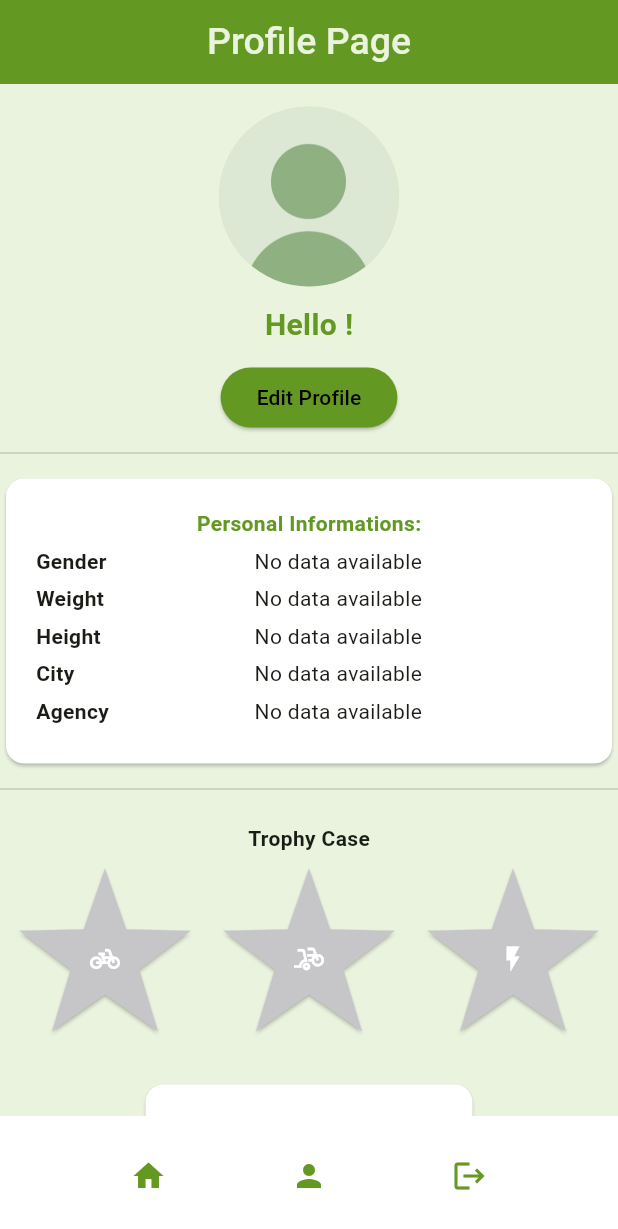
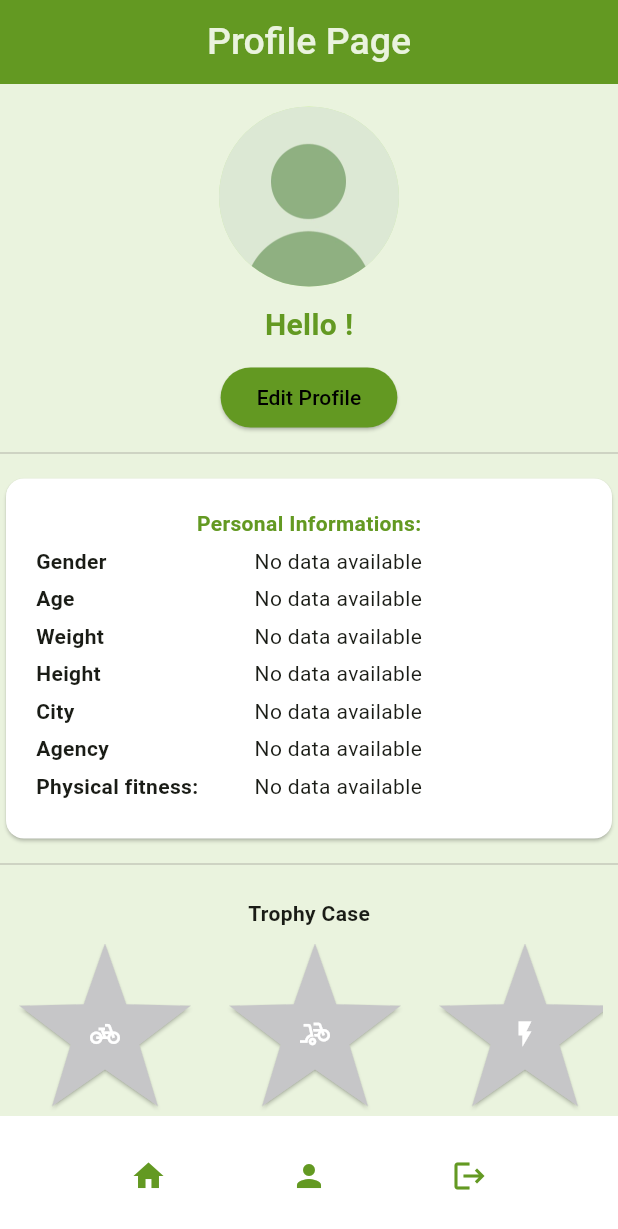
Before and after one commit to StellaRinaldii/RiderApp, a Flutter app: the Profilepage screen opened directly, on a phone screen of 412 x 824 dp. Shown: the top 1229 px of the screen. Run offline on Flutter 3.47's test engine with Material 3 defaults, Android fonts, the light colour scheme and no system bars; our stand-ins replace fl_chart, image_picker, jwt_decoder, shared_preferences; accounts and stored records are empty.

Commit message:
profile + onboarding + battery object

```diff
--- a/lib/screens/aftershift.dart
+++ b/lib/screens/aftershift.dart
@@ -45,7 +45,7 @@ class _AftershiftpageState extends State<Aftershiftpage> {
       ..removeCurrentSnackBar()
       ..showSnackBar(SnackBar(
         content: Text('Chosen fatigue level: $level'),
-        backgroundColor: const Color.fromARGB(255, 227, 227, 227),
+        backgroundColor: const Color.fromARGB(255, 171, 199, 138),
         duration: const Duration(seconds: 4),
       ));
   }
--- a/lib/screens/profilepage.dart
+++ b/lib/screens/profilepage.dart
@@ -58,7 +58,8 @@ class _ProfilePageState extends State<Profilepage> {
         foregroundColor: kGreenLight,
       ) ,
 
-      body: Column(
+      body: SingleChildScrollView(
+        child: Column(
             spacing: 5,
             children:
             <Widget>[
@@ -99,7 +100,7 @@ class _ProfilePageState extends State<Profilepage> {
                                             SizedBox(height: 5,),
                                             _getInfoText(context, 'surname', surname, 'Insert your Surname'),
                                             SizedBox(height: 5,),
-                                            _getInfoText(context, 'gender', gender, 'Insert your Gender (M/F)'),
+                                            _getInfoText(context, 'gender', gender, 'Insert your Sex (Male/Female/Other)'),
                                             SizedBox(height: 5,),
                                             _getInfoText(context, 'weight', weight, 'Insert your Weight (Kg)'),
                                             SizedBox(height: 5,),
@@ -162,24 +163,30 @@ class _ProfilePageState extends State<Profilepage> {
                 child: Column( children: [
                   Text("Trophy Case", style: TextStyle(fontWeight: FontWeight.bold,),),
                   const SizedBox(height: 10,),
-                  Row( children: [
+                  SingleChildScrollView(
+                    scrollDirection: Axis.horizontal,
+                    child: Row( children: [
                       // PREMIO #1
                          _showTrophy(context,"Trophy achieved! You rode for 10 km!", Icons.pedal_bike, 10),
-                        const Spacer(),
+                          const SizedBox(width: 20,),
                       // PREMIO #2
                          _showTrophy(context, "Trophy achieved! You rode for 100 km!", Icons.bike_scooter, 100),
-                        const Spacer(),
+                         const SizedBox(width: 20,),
                       // PREMIO #3
-                       _showTrophy(context, "Trophy achieved! You rode for 1000 km!", Icons.flash_on, 1000)
-                  ],)
+                         _showTrophy(context, "Trophy achieved! You rode for 500 km!", Icons.flash_on, 500),
+                         const SizedBox(width: 20,),
+                         // PREMIO #3
+                         _showTrophy(context, "Trophy achieved! You rode for 1000 km!", Icons.emoji_events, 1000),
+                    ],),
+                  )
                 ],
                 ),
               ),
-
-              const Spacer(),
               // widget che mostra la distanza totale percorsa e i guadagni totali
               _showDistance(context)
-          ],),
+          ],
+        ),
+      ),
 
    bottomNavigationBar: BottomAppBar(
       color: Colors.white,
@@ -250,6 +257,30 @@ class _ProfilePageState extends State<Profilepage> {
     ],);
   }
 
+  // same thing but in this case to get an int
+  Widget _informationRowint(BuildContext context, String titolo, String nomeSP, String munit){
+    return Row(children: [
+      Expanded(
+        flex: 4,
+        child: Text(titolo, style: TextStyle(fontWeight: FontWeight.bold)),
+      ),
+      Expanded(
+        flex: 6,
+        child:FutureBuilder(
+                      future: getSPint(nomeSP),
+                      builder: (context, snapshot){
+                          final data = snapshot.data ?? -1;
+                            if (data == Null || data < 0){
+                              return Text("No data available");
+                            } else {
+                              return Text("$data $munit");
+                            }
+                          }
+                    ),
+      ),
+    ],);
+  }
+
   // shows personal informations saved by the subject
   Widget _personalInfo(BuildContext context) {
     return Card(
@@ -266,6 +297,8 @@ class _ProfilePageState extends State<Profilepage> {
                       SizedBox(height: 5),
                       _informationRow(context, "Gender", "gender", ""),
                       SizedBox(height: 5),
+                      _informationRowint(context, "Age", "age", "years old"),
+                      SizedBox(height: 5),
                       _informationRow(context, "Weight", 'weight', "kg"),
                       SizedBox(height: 5),
                       _informationRow(context, "Height", "height", "cm"),
@@ -274,8 +307,8 @@ class _ProfilePageState extends State<Profilepage> {
                       SizedBox(height: 5),
                       _informationRow(context, "Agency", "agency", ""),
                       SizedBox(height: 5),
-                          //_informationRow(context, "Total Km", "gender", ""),
-                          // mancano le informazioni sui Km
+                      _informationRow(context, "Physical fitness:", "trainingstat", ""),
+                      SizedBox(height: 5),
 
                     ],
                   ),
@@ -303,11 +336,12 @@ class _ProfilePageState extends State<Profilepage> {
 // widget that shows the prizes available that the subject has gained:
 Widget _showTrophy (BuildContext context, String description, IconData icona, double soglia) {
   // inietto il provider nel widget:
-   return Consumer<PossibleShiftProvider>(
-    builder: (context, provider, child) {
+   return FutureBuilder(
+                      future: getSPdouble('kilometers'),
+                      builder: (context, sp){
 
       // salvo la flag dalla condizione del wiget
-       final distanzainKm = provider.totalDistanceKm;
+       final distanzainKm = sp.data ?? 0;
        // se ho percorso più della soglia, la flag è vera e quindi mostro il premio colorato
        bool flag = distanzainKm >= soglia;
 
@@ -371,10 +405,11 @@ Widget _showDistance (BuildContext context) {
                           const Text("Total distance travelled:",
                               style: TextStyle(fontSize: 16, color: Colors.grey, fontWeight: FontWeight.bold),
                           ),
-                          Consumer<PossibleShiftProvider>(
-                            builder: (context, provider, child) {
-                              return Text(
-                                "${provider.totalDistanceKm.toStringAsFixed(2)} km",
+                          FutureBuilder(
+                            future: getSPdouble('kilometers'),
+                            builder: (context, sp){
+                              final double value = sp.data ?? 0;
+                              return Text("${value.toStringAsFixed(2)} km",
                                 style: const TextStyle(fontSize: 16, fontWeight: FontWeight.bold),
                               );
                             },
@@ -382,10 +417,11 @@ Widget _showDistance (BuildContext context) {
                           const Text("Total earnings:",
                               style: TextStyle(fontSize: 16, color: Colors.grey, fontWeight: FontWeight.bold),
                           ),
-                          Consumer<PossibleShiftProvider>(
-                          builder: (context, provider, child) {
-                            return Text(
-                              "${provider.totalEarnings.toStringAsFixed(2)} €",
+                          FutureBuilder(
+                            future: getSPdouble('earnings'),
+                            builder: (context, sp){
+                              final double value = sp.data ?? 0;
+                              return Text("${value.toStringAsFixed(2)} €",
                                 style: const TextStyle(fontSize: 16, fontWeight: FontWeight.bold),
                               );
                             },
@@ -393,10 +429,11 @@ Widget _showDistance (BuildContext context) {
                         const Text("Total points:",
                               style: TextStyle(fontSize: 16, color: Colors.grey, fontWeight: FontWeight.bold),
                           ),
-                          Consumer<PossibleShiftProvider>(
-                          builder: (context, provider, child) {
-                            return Text(
-                              "${provider.totalPoints.toStringAsFixed(2)} €",
+                          FutureBuilder(
+                            future: getSPint('points'),
+                            builder: (context, sp){
+                              final int value = sp.data ?? 0;
+                              return Text("$value points",
                                 style: const TextStyle(fontSize: 16, fontWeight: FontWeight.bold),
                               );
                             },
@@ -418,6 +455,16 @@ Widget _showDistance (BuildContext context) {
   Future <String?> getSP(String key) async{
     final sp = await SharedPreferences.getInstance();
     return sp.getString(key);
+  }
+
+  Future <int?> getSPint(String key) async{
+    final sp = await SharedPreferences.getInstance();
+    return sp.getInt(key);
+  }
+
+  Future <double?> getSPdouble(String key) async{
+    final sp = await SharedPreferences.getInstance();
+    return sp.getDouble(key);
   }
 
   // function to upload a profile page using image_picker from the gallery
```
Also changed, not shown: lib/providers/possible_shift_provider.dart (+21 -1 lines), lib/screens/onboarding.dart (+94 -2 lines). Lines whose indentation alone changed are shown as unchanged.
